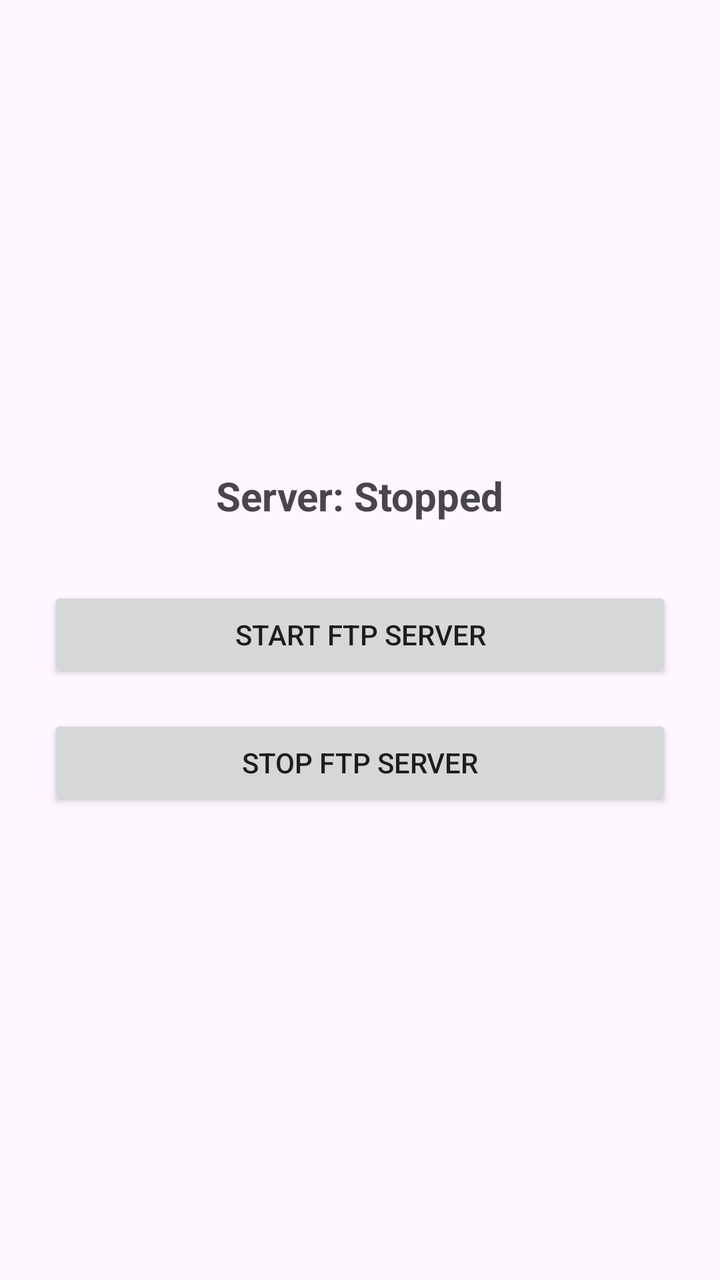
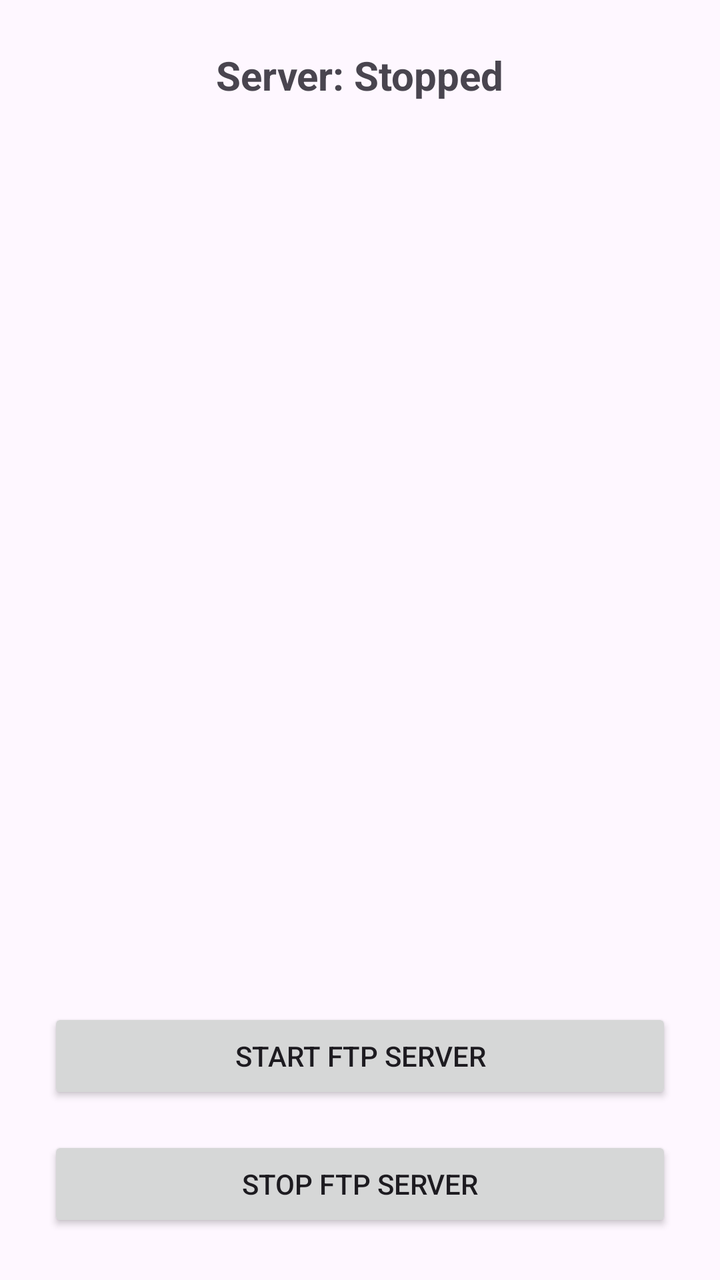

Two renders of the same Android screen: before a commit and after it. Below are the layout's source before the change and the commit's diff.
<!-- AndroidManifest.xml: application theme Theme.NikonImageProject -->
<!-- res/layout/activity_main.xml -->
<?xml version="1.0" encoding="utf-8"?>
<LinearLayout xmlns:android="http://schemas.android.com/apk/res/android"
    android:id="@+id/main"
    android:layout_width="match_parent"
    android:layout_height="match_parent"
    android:orientation="vertical"
    android:gravity="center"
    android:padding="24dp">

    <TextView
        android:id="@+id/tvIpAddress"
        android:layout_width="wrap_content"
        android:layout_height="wrap_content"
        android:text="Server: Stopped"
        android:textSize="20sp"
        android:textStyle="bold"
        android:layout_marginBottom="32dp" />

    <Button
        android:id="@+id/btnStartServer"
        android:layout_width="match_parent"
        android:layout_height="wrap_content"
        android:text="Start FTP Server"
        android:layout_marginBottom="16dp" />

    <Button
        android:id="@+id/btnStopServer"
        android:layout_width="match_parent"
        android:layout_height="wrap_content"
        android:text="Stop FTP Server" />

</LinearLayout>
<!-- resources referenced by this layout -->
<resources>
  <style name="Theme.NikonImageProject" parent="Base.Theme.NikonImageProject" />
  <style name="Base.Theme.NikonImageProject" parent="Theme.Material3.DayNight.NoActionBar">
          
          
      </style>
</resources>

<!-- the commit's change to res/layout/activity_main.xml (unified diff, before → after) -->
@@ -16,6 +16,16 @@
         android:textStyle="bold"
         android:layout_marginBottom="32dp" />
 
+    <ImageView
+        android:id="@+id/ivLatestPhoto"
+        android:layout_width="match_parent"
+        android:layout_height="0dp"
+        android:layout_weight="1"
+        android:scaleType="fitCenter"
+        android:adjustViewBounds="true"
+        android:layout_marginBottom="24dp"
+        android:contentDescription="Latest captured photo" />
+
     <Button
         android:id="@+id/btnStartServer"
         android:layout_width="match_parent"
